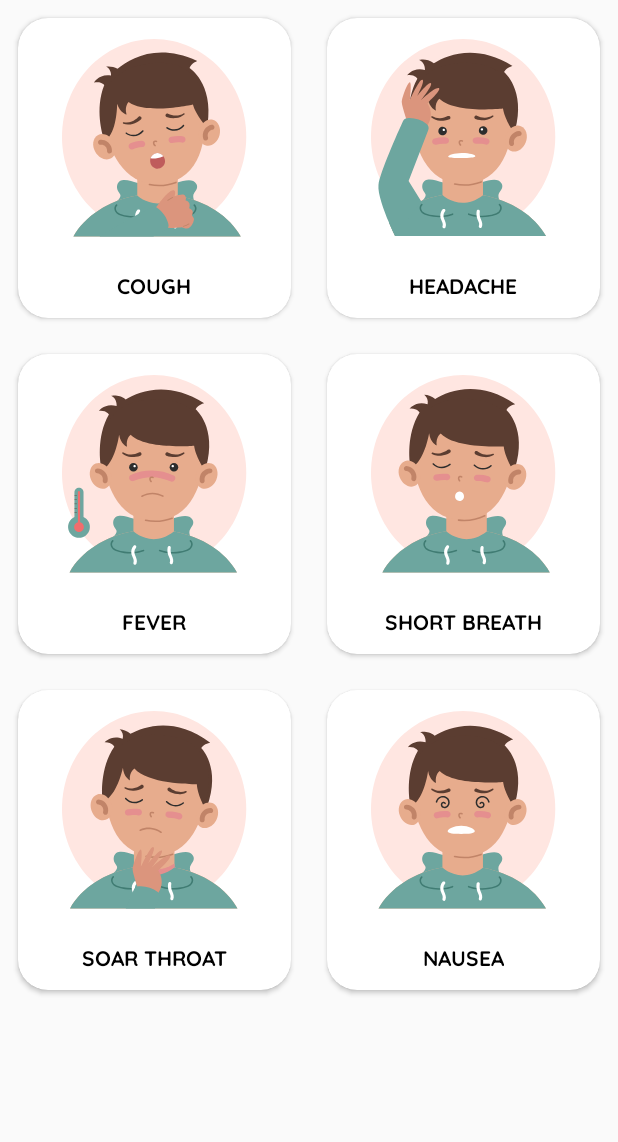
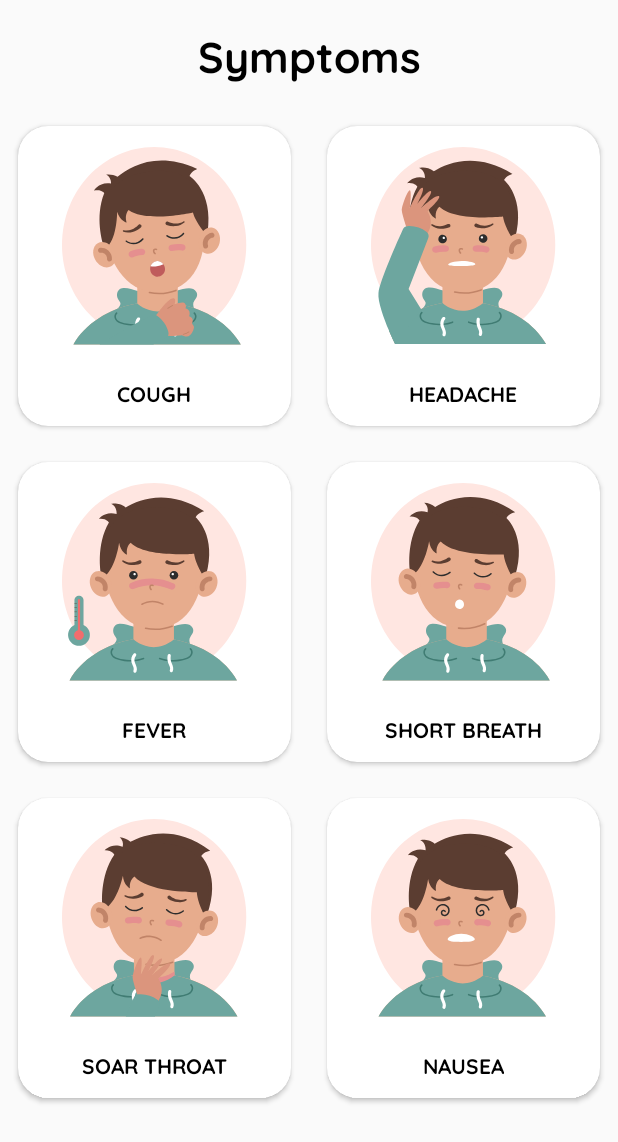
Before and after one commit to PiyushSonawane1302/Covid-19-Tracker-App, an Android app: the screen it shows after launch (FragmentActivity), in the side drawer, after a tap on "Symptoms", on a phone screen of 412 x 824 dp. Shown: the top 1142 px of the screen. Run offline under Robolectric (Android 15) with nearby library versions, the light colour scheme and no system bars; our stand-ins replace Volley, sdp/ssp sizes; network calls fail; 1 statement that could not run was skipped.

Commit message:
little changes

```diff
--- a/app/src/main/java/com/example/covid19tracker/FragmentActivity.java
+++ b/app/src/main/java/com/example/covid19tracker/FragmentActivity.java
@@ -10,14 +10,12 @@ import android.graphics.Color;
 import android.os.Bundle;
 import android.view.Window;
 import android.view.WindowManager;
+import android.widget.TextView;
 
 
 public class FragmentActivity extends AppCompatActivity {
 
-
-    Toolbar toolbar;
-
-
+    TextView textView;
     @Override
     protected void onCreate(Bundle savedInstanceState) {
         super.onCreate(savedInstanceState);
@@ -27,15 +25,19 @@ public class FragmentActivity extends AppCompatActivity {
         window.addFlags(WindowManager.LayoutParams.FLAG_DRAWS_SYSTEM_BAR_BACKGROUNDS);
         window.setStatusBarColor(Color.LTGRAY);
 
+        textView = findViewById(R.id.tv_fragment);
+
         String fragmentIdentifier = getIntent().getStringExtra("frag");
 
         if (fragmentIdentifier.equals("precautions")) {
+            textView.setText(R.string.precaution);
             Fragment fragment = new PrecautionsFragment();
             FragmentTransaction ft = getSupportFragmentManager().beginTransaction();
             ft.replace(R.id.content_frame, fragment);
             ft.commit();
         }
         if (fragmentIdentifier.equals("symptoms")) {
+            textView.setText(R.string.symptoms);
             Fragment fragment = new SymptomsFragment();
             FragmentTransaction ft = getSupportFragmentManager().beginTransaction();
             ft.replace(R.id.content_frame, fragment);
--- a/app/src/main/res/layout/activity_fragment.xml
+++ b/app/src/main/res/layout/activity_fragment.xml
@@ -1,8 +1,27 @@
 <?xml version="1.0" encoding="utf-8"?>
+
+<LinearLayout xmlns:android="http://schemas.android.com/apk/res/android"
+    android:layout_width="match_parent"
+    android:layout_height="match_parent"
+    android:orientation="vertical"
+    xmlns:tools="http://schemas.android.com/tools">
+
+    <TextView
+        android:id="@+id/tv_fragment"
+        android:layout_width="match_parent"
+        tools:text="Precautions"
+        android:textColor="@color/black"
+        android:layout_margin="16dp"
+        android:gravity="center"
+        android:textSize="@dimen/_22sdp"
+        android:fontFamily="@font/quicksand_bold"
+        android:layout_height="wrap_content"/>
+
 <FrameLayout
     xmlns:android="http://schemas.android.com/apk/res/android"
     android:id="@+id/content_frame"
     android:layout_width="match_parent"
     android:layout_height="match_parent" >
+</FrameLayout>
 
-</FrameLayout>
+</LinearLayout>
```
Also changed, not shown: app/src/main/java/com/example/covid19tracker/MainActivity.java (+23 -4 lines).
